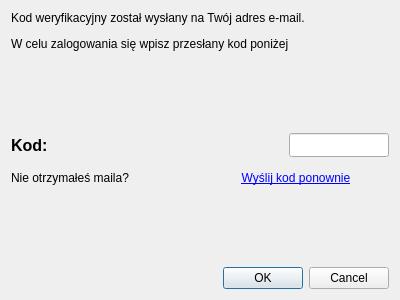
Qt form gissupport_plugin/modules/gis_box/gui/two_fa.ui (gis-support/gis-support-plugin) before a commit.
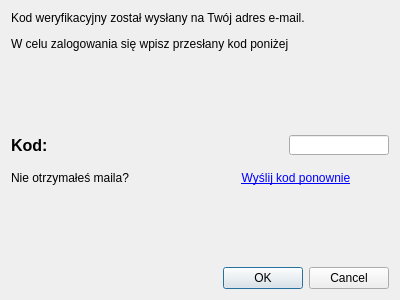
The same form after that commit.

Patch:
```diff
--- a/gissupport_plugin/modules/gis_box/gui/two_fa.ui
+++ b/gissupport_plugin/modules/gis_box/gui/two_fa.ui
@@ -90,14 +90,14 @@
        </property>
        <property name="minimumSize">
         <size>
-         <width>0</width>
-         <height>24</height>
+         <width>100</width>
+         <height>20</height>
         </size>
        </property>
        <property name="maximumSize">
         <size>
          <width>100</width>
-         <height>24</height>
+         <height>20</height>
         </size>
        </property>
        <property name="inputMethodHints">
```
